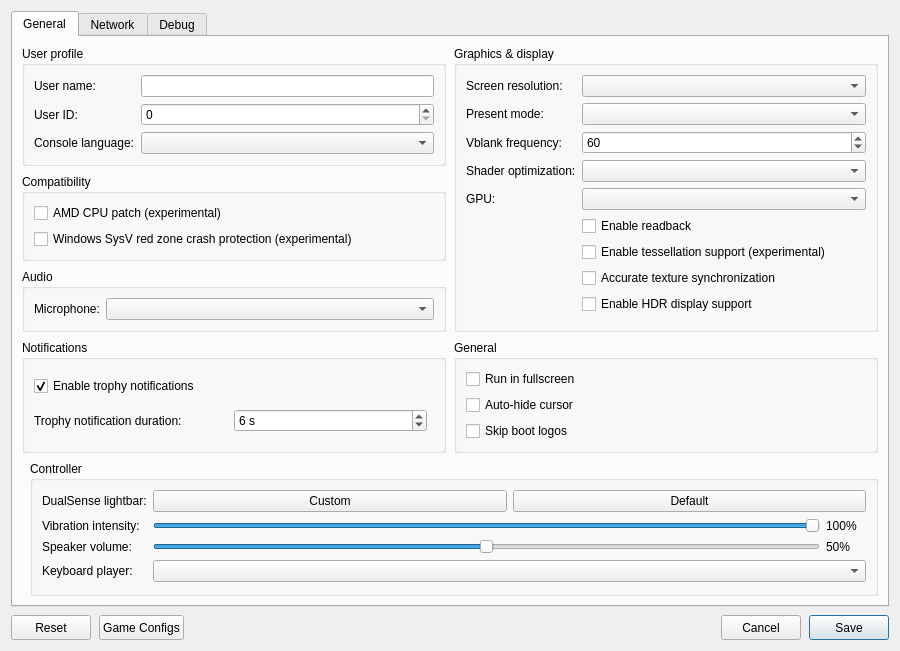
0wn1/KytyPS5, file src/launcher/forms/configuration_edit_dialog.ui: the form before one commit.
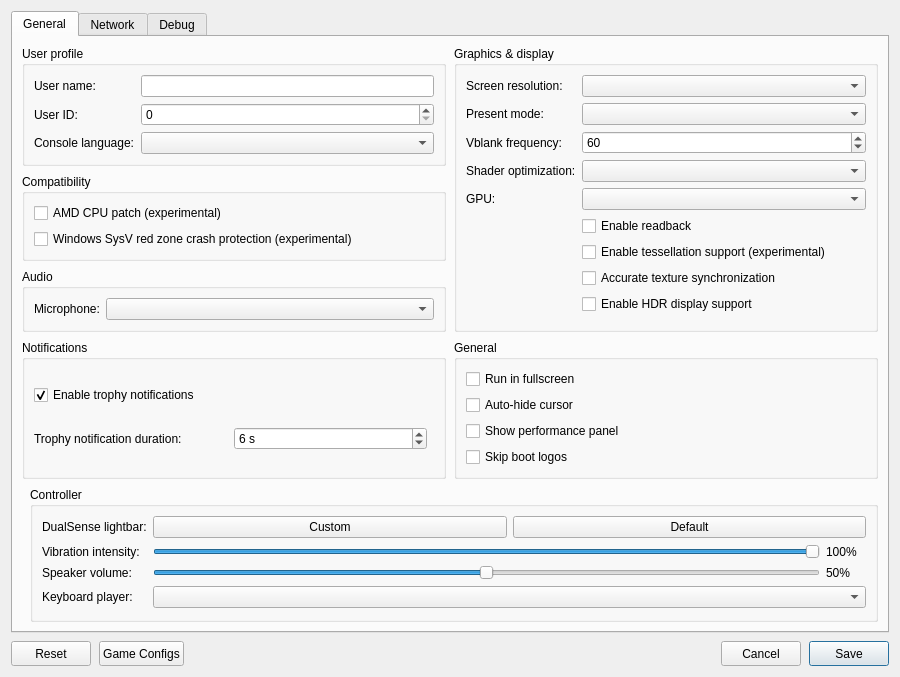
The form after the commit. Custom widgets are drawn as their Qt base class.

Commit message:
feat: add an in-game performance panel (#1090)
Add in-game performance panel

Diff of the .ui file:
```diff
--- a/src/launcher/forms/configuration_edit_dialog.ui
+++ b/src/launcher/forms/configuration_edit_dialog.ui
@@ -242,6 +242,12 @@
               <property name="text"><string>Auto-hide cursor</string></property>
              </widget>
             </item>
+            <item>
+             <widget class="QCheckBox" name="checkBox_perf_overlay">
+              <property name="toolTip"><string>Show FPS, frame times, CPU/GPU usage, RAM and memory pressure in the game window. Press F2 (Cmd+P on macOS) to toggle it, and add Shift for the detailed view.</string></property>
+              <property name="text"><string>Show performance panel</string></property>
+             </widget>
+            </item>
             <item>
              <widget class="QCheckBox" name="checkBox_skip_notice_screen">
               <property name="toolTip"><string>Skip startup logos and notices in supported games.</string></property>
```
The commit also changes 34 other files.
